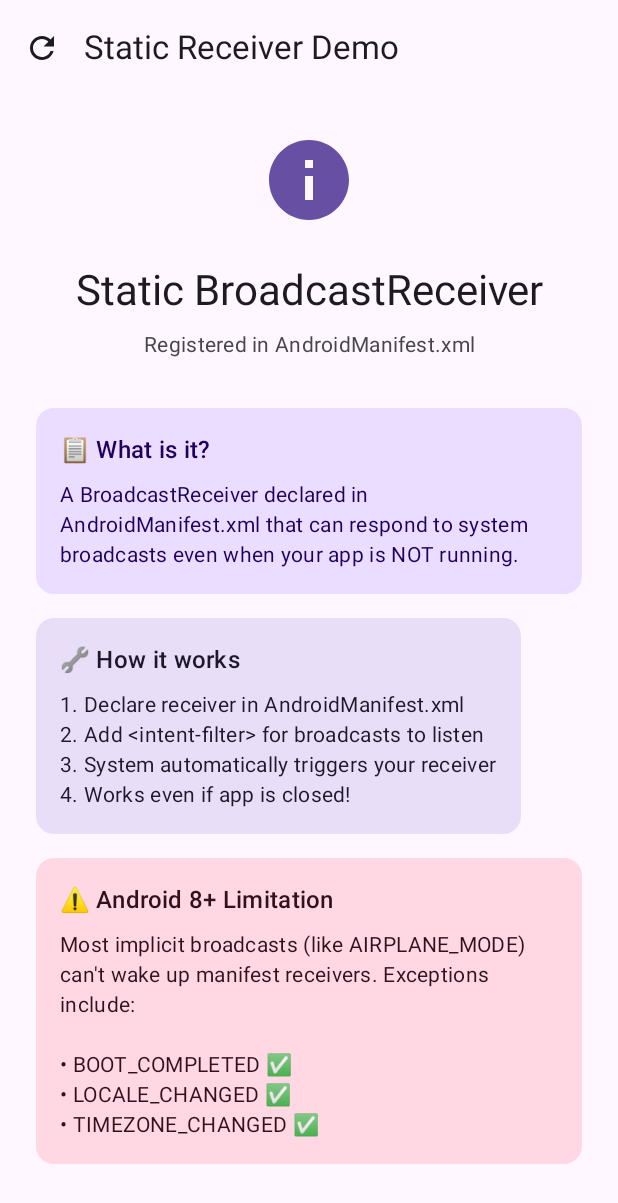
After one commit to balajiprabhu-github/AndroidRefresher, an Android app built with Jetpack Compose: the StaticReceiverDemoActivity screen opened directly, with no data from a screen before it, on a phone screen of 412 x 824 dp. The commit adds this screen. Shown: the top 1203 px of the screen. Run offline under Robolectric (Android 15) with nearby library versions, the phone set to English and light mode, and no system bars.

Commit message:
add Static BroadcastReceiver for boot completion and related permissions

```diff
--- /dev/null
+++ b/broadcastreceiver/src/main/java/com/balajiprabhu/broadcastreceiver/StaticReceiverDemoActivity.kt
@@ -0,0 +1,197 @@
+package com.balajiprabhu.broadcastreceiver
+
+import android.os.Bundle
+import androidx.activity.ComponentActivity
+import androidx.activity.compose.setContent
+import androidx.activity.enableEdgeToEdge
+import androidx.compose.foundation.layout.*
+import androidx.compose.foundation.rememberScrollState
+import androidx.compose.foundation.verticalScroll
+import androidx.compose.material.icons.Icons
+import androidx.compose.material.icons.filled.Info
+import androidx.compose.material.icons.filled.Refresh
+import androidx.compose.material3.*
+import androidx.compose.runtime.*
+import androidx.compose.ui.Alignment
+import androidx.compose.ui.Modifier
+import androidx.compose.ui.text.style.TextAlign
+import androidx.compose.ui.unit.dp
+
+/**
+ * Activity to demonstrate and explain Static BroadcastReceivers
+ */
+class StaticReceiverDemoActivity : ComponentActivity() {
+
+    @OptIn(ExperimentalMaterial3Api::class)
+    override fun onCreate(savedInstanceState: Bundle?) {
+        super.onCreate(savedInstanceState)
+        enableEdgeToEdge()
+
+        setContent {
+            MaterialTheme {
+                Scaffold(
+                    modifier = Modifier.fillMaxSize(),
+                    topBar = {
+                        TopAppBar(
+                            title = { Text("Static Receiver Demo") },
+                            navigationIcon = {
+                                IconButton(onClick = { finish() }) {
+                                    Icon(Icons.Default.Refresh, "Back")
+                                }
+                            }
+                        )
+                    }
+                ) { innerPadding ->
+                    StaticReceiverExplanationScreen(
+                        modifier = Modifier.padding(innerPadding)
+                    )
+                }
+            }
+        }
+    }
+}
+
+@Composable
+fun StaticReceiverExplanationScreen(
+    modifier: Modifier = Modifier
+) {
+    Column(
+        modifier = modifier
+            .fillMaxSize()
+            .padding(24.dp)
+            .verticalScroll(rememberScrollState()),
+        horizontalAlignment = Alignment.Start
+    ) {
+        Icon(
+            imageVector = Icons.Default.Info,
+            contentDescription = null,
+            modifier = Modifier
+                .size(64.dp)
+                .align(Alignment.CenterHorizontally),
+            tint = MaterialTheme.colorScheme.primary
+        )
+
+        Spacer(modifier = Modifier.height(24.dp))
+
+        Text(
+            text = "Static BroadcastReceiver",
+            style = MaterialTheme.typography.headlineMedium,
+            textAlign = TextAlign.Center,
+            modifier = Modifier.fillMaxWidth()
+        )
+
+        Spacer(modifier = Modifier.height(8.dp))
+
+        Text(
+            text = "Registered in AndroidManifest.xml",
+            style = MaterialTheme.typography.bodyMedium,
+            color = MaterialTheme.colorScheme.onSurfaceVariant,
+            textAlign = TextAlign.Center,
+            modifier = Modifier.fillMaxWidth()
+        )
+
+        Spacer(modifier = Modifier.height(32.dp))
+
+        Card(
+            colors = CardDefaults.cardColors(
+                containerColor = MaterialTheme.colorScheme.primaryContainer
+            )
+        ) {
+            Column(modifier = Modifier.padding(16.dp)) {
+                Text(
+                    text = "📋 What is it?",
+                    style = MaterialTheme.typography.titleMedium
+                )
+                Spacer(modifier = Modifier.height(8.dp))
+                Text(
+                    text = "A BroadcastReceiver declared in AndroidManifest.xml that can respond to system broadcasts even when your app is NOT running.",
+                    style = MaterialTheme.typography.bodyMedium
+                )
+            }
+        }
+
+        Spacer(modifier = Modifier.height(16.dp))
+
+        Card(
+            colors = CardDefaults.cardColors(
+                containerColor = MaterialTheme.colorScheme.secondaryContainer
+            )
+        ) {
+            Column(modifier = Modifier.padding(16.dp)) {
+                Text(
+                    text = "🔧 How it works",
+                    style = MaterialTheme.typography.titleMedium
+                )
+                Spacer(modifier = Modifier.height(8.dp))
+                Text(
+                    text = """
+                        1. Declare receiver in AndroidManifest.xml
+                        2. Add <intent-filter> for broadcasts to listen
+                        3. System automatically triggers your receiver
+                        4. Works even if app is closed!
+                    """.trimIndent(),
+                    style = MaterialTheme.typography.bodyMedium
+                )
+            }
+        }
+
+        Spacer(modifier = Modifier.height(16.dp))
+
+        Card(
+            colors = CardDefaults.cardColors(
+                containerColor = MaterialTheme.colorScheme.tertiaryContainer
+            )
+        ) {
+            Column(modifier = Modifier.padding(16.dp)) {
+                Text(
+                    text = "⚠️ Android 8+ Limitation",
+                    style = MaterialTheme.typography.titleMedium
+                )
+                Spacer(modifier = Modifier.height(8.dp))
+                Text(
+                    text = "Most implicit broadcasts (like AIRPLANE_MODE) can't wake up manifest receivers. Exceptions include:\n\n• BOOT_COMPLETED ✅\n• LOCALE_CHANGED ✅\n• TIMEZONE_CHANGED ✅",
+                    style = MaterialTheme.typography.bodyMedium
+                )
+            }
+        }
+
+        Spacer(modifier = Modifier.height(24.dp))
+
+        Card(
+            colors = CardDefaults.cardColors(
+                containerColor = MaterialTheme.colorScheme.errorContainer
+            )
+        ) {
+            Column(modifier = Modifier.padding(16.dp)) {
+                Text(
+                    text = "🧪 How to Test",
+                    style = MaterialTheme.typography.titleMedium,
+                    color = MaterialTheme.colorScheme.onErrorContainer
+                )
+                Spacer(modifier = Modifier.height(8.dp))
+                Text(
+                    text = """
+                        1. Install this app
+                        2. Restart your device (or emulator)
+                        3. After boot, check notifications
+                        4. You'll see "Device Booted! 🚀"
+
+                        The app doesn't need to be running!
+                    """.trimIndent(),
+                    style = MaterialTheme.typography.bodyMedium,
+                    color = MaterialTheme.colorScheme.onErrorContainer
+                )
+            }
+        }
+
+        Spacer(modifier = Modifier.height(24.dp))
+
+        Text(
+            text = "💡 Tip: Check Logcat for 'BootCompletedReceiver' tag to see when it triggers!",
+            style = MaterialTheme.typography.bodySmall,
+            color = MaterialTheme.colorScheme.outline,
+            textAlign = TextAlign.Center,
+            modifier = Modifier.fillMaxWidth()
+        )
+    }
+}
```
Also changed, not shown: broadcastreceiver/src/main/AndroidManifest.xml (+22 -0 lines), broadcastreceiver/src/main/java/com/balajiprabhu/broadcastreceiver/BootCompletedReceiver.kt (added, +73 -0 lines), broadcastreceiver/src/main/java/com/balajiprabhu/broadcastreceiver/BroadcastDemoActivity.kt (+14 -2 lines).
